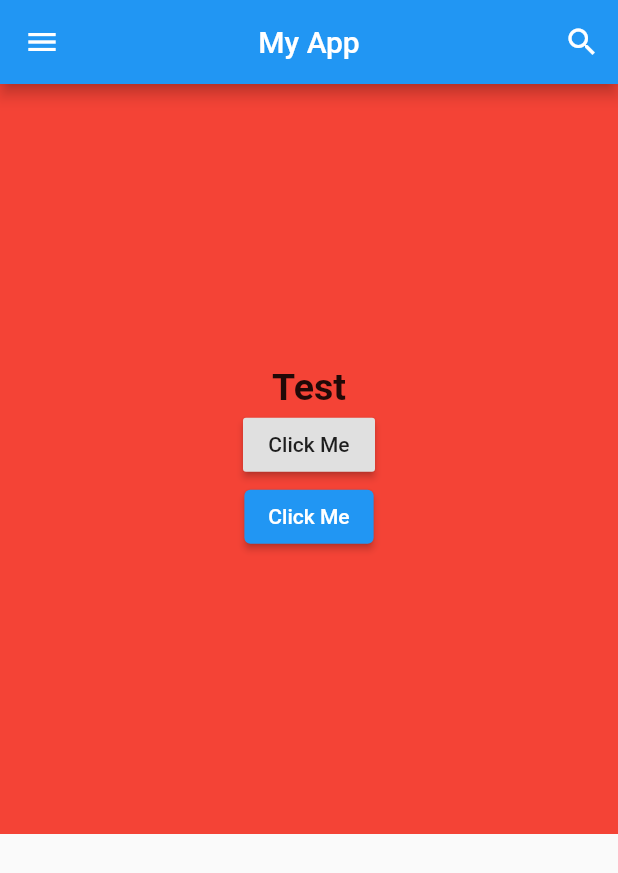
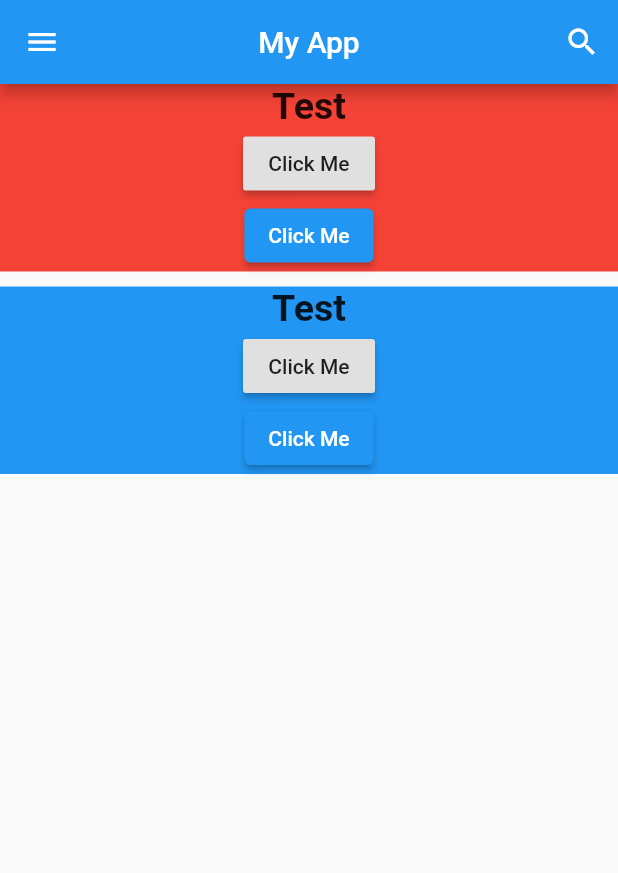
Before and after one commit to sajidshahriar72543/Flutter_learn, a Flutter app: the screen it shows after launch, on a phone screen of 412 x 824 dp. Shown: the top 873 px of the screen. Run offline on Flutter 3.47's test engine with Material 2 defaults, Android fonts, the phone set to English and light mode, and no system bars.

Commit message:
Introduce Column

```diff
--- a/lib/main.dart
+++ b/lib/main.dart
@@ -19,9 +19,9 @@ class MyApp extends StatelessWidget {
                   IconButton(icon: Icon(Icons.search), onPressed: () {}),
                 ],
               ),
-              body: Container(
-                height: 500,
-                width: 500,
+              body: Column(
+                children: [
+                  Container(
                     decoration: BoxDecoration(color: Colors.red),
                     child: Center(
                       child: Column(
@@ -36,10 +36,37 @@ class MyApp extends StatelessWidget {
                             onPressed: () {},
                             child: Text("Click Me"),
                           ),
-                      ElevatedButton(onPressed: () {}, child: Text("Click Me")),
+                          ElevatedButton(
+                              onPressed: () {}, child: Text("Click Me")),
                         ],
                       ),
                     ),
+                  ),
+                  SizedBox(
+                    height: 10,
+                  ),
+                  Container(
+                    decoration: BoxDecoration(color: Colors.blue),
+                    child: Center(
+                      child: Column(
+                        mainAxisAlignment: MainAxisAlignment.center,
+                        children: [
+                          Text(
+                            "Test",
+                            style: TextStyle(
+                                fontSize: 25, fontWeight: FontWeight.bold),
+                          ),
+                          RaisedButton(
+                            onPressed: () {},
+                            child: Text("Click Me"),
+                          ),
+                          ElevatedButton(
+                              onPressed: () {}, child: Text("Click Me")),
+                        ],
+                      ),
+                    ),
+                  ),
+                ],
               )),
         ));
   }
```
Lines whose indentation alone changed are shown as unchanged.
